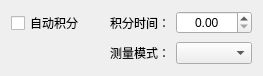
This is SL2000/HTestSetWidget2000.ui in hexianqi/QtCode as Qt 5 draws it before an edit. The edited form follows.
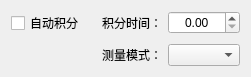
This is the edited form.

What changed in the file:
```diff
--- a/SL2000/HTestSetWidget2000.ui
+++ b/SL2000/HTestSetWidget2000.ui
@@ -6,14 +6,17 @@
    <rect>
     <x>0</x>
     <y>0</y>
-    <width>263</width>
-    <height>72</height>
+    <width>242</width>
+    <height>67</height>
    </rect>
   </property>
   <property name="windowTitle">
    <string>Form</string>
   </property>
   <layout class="QGridLayout" name="gridLayout">
+   <property name="verticalSpacing">
+    <number>9</number>
+   </property>
    <item row="0" column="0">
     <widget class="QCheckBox" name="checkBox_1">
      <property name="sizePolicy">
@@ -35,7 +38,7 @@
      <property name="minimumSize">
       <size>
        <width>72</width>
-       <height>24</height>
+       <height>0</height>
       </size>
      </property>
      <property name="text">
@@ -61,7 +64,7 @@
      <property name="minimumSize">
       <size>
        <width>72</width>
-       <height>24</height>
+       <height>0</height>
       </size>
      </property>
      <property name="text">
```
